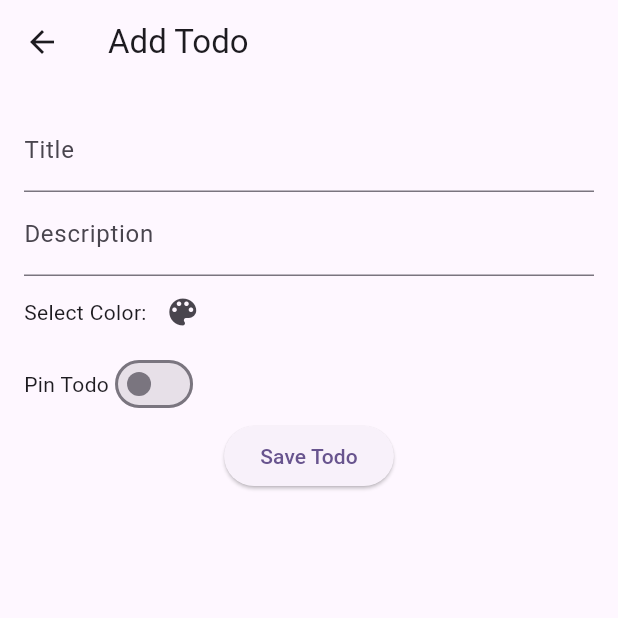
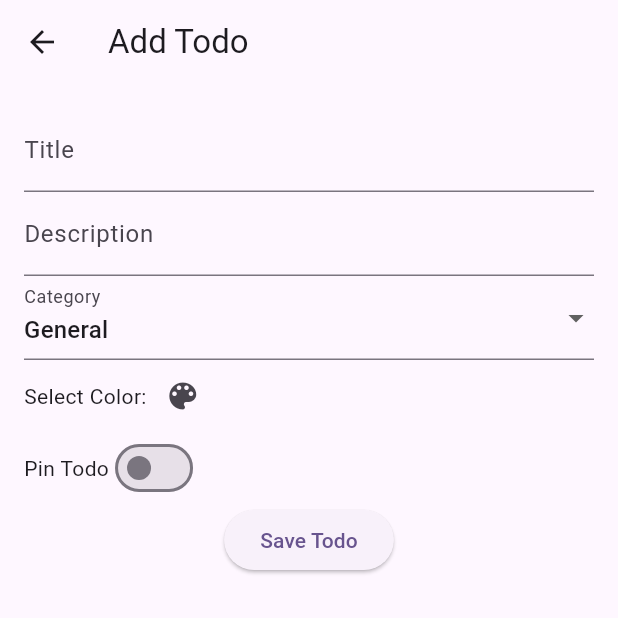
Before and after one commit to biruk-tafese/2f-capital, a Flutter app: the TodosPage screen opened directly, after a tap on the "add" icon, on a phone screen of 412 x 824 dp, the top half of it. Run offline on Flutter 3.47's test engine with Material 3 defaults, Android fonts, the phone set to English and light mode, and no system bars; our stand-ins replace cloud_firestore, firebase_auth, firebase_core, firebase_database, flutter_colorpicker, fluttertoast and 2 more; accounts and stored records are empty.

Commit message:
real time editing

```diff
--- a/todochatapp/lib/features/todo/data/firebase_db.dart
+++ b/todochatapp/lib/features/todo/data/firebase_db.dart
@@ -76,6 +76,7 @@ class FirebaseDB {
           ));
         });
       }
+      print("Fetched todos: $todos"); // Debugging print statement
       return todos;
     });
   }
--- a/todochatapp/lib/features/todo/presentation/add_todo_page.dart
+++ b/todochatapp/lib/features/todo/presentation/add_todo_page.dart
@@ -3,9 +3,12 @@ import 'package:firebase_auth/firebase_auth.dart';
 import 'package:todochatapp/features/todo/data/firebase_db.dart';
 import 'package:flutter_colorpicker/flutter_colorpicker.dart';
 import 'package:firebase_database/firebase_database.dart';
+import 'package:todochatapp/features/todo/data/model/todo_model.dart';
 
 class AddTodoPage extends StatefulWidget {
-  const AddTodoPage({super.key});
+  final TodoModel? todo;
+
+  const AddTodoPage({super.key, this.todo});
 
   @override
   _AddTodoPageState createState() => _AddTodoPageState();
@@ -29,20 +32,29 @@ class _AddTodoPageState extends State<AddTodoPage> {
 
   final DatabaseReference _dbRef =
       FirebaseDatabase.instance.ref('todos'); // Reference to the todos node
-  late Stream<DatabaseEvent> _todosStream;
 
   @override
   void initState() {
     super.initState();
-    _todosStream =
-        _dbRef.onValue; // Set up the stream to listen for value changes
+    if (widget.todo != null) {
+      _titleController.text = widget.todo!.title ?? '';
+      _descriptionController.text = widget.todo!.description ?? '';
+      _imageUrlController.text = widget.todo!.imageUrl ?? '';
+      _categoryController.text = widget.todo!.category ?? '';
+      _typeController.text = widget.todo!.type ?? '';
+      selectedColor = widget.todo!.color ?? Colors.white;
+      isPinned = widget.todo!.isPinned ?? false;
+      checklistItems = widget.todo!.items ?? [];
+      todoType = widget.todo!.type ?? 'note';
+      category = widget.todo!.category ?? 'General';
+    }
   }
 
   @override
   Widget build(BuildContext context) {
     return Scaffold(
       appBar: AppBar(
-        title: Text('Add Todo'),
+        title: Text(widget.todo == null ? 'Add Todo' : 'Edit Todo'),
       ),
       body: Padding(
         padding: const EdgeInsets.all(16.0),
@@ -62,11 +74,22 @@ class _AddTodoPageState extends State<AddTodoPage> {
                       return null;
                     },
                   ),
-                  if (todoType == 'note') // Show description only for notes
+                  if (todoType == 'note') ...[
                     TextFormField(
                       controller: _descriptionController,
                       decoration: InputDecoration(labelText: 'Description'),
                     ),
+                    _buildCategoryDropdown(),
+                  ] else if (todoType == 'image') ...[
+                    TextFormField(
+                      controller: _imageUrlController,
+                      decoration: InputDecoration(labelText: 'Image URL'),
+                    ),
+                    _buildCategoryDropdown(),
+                  ] else if (todoType == 'items') ...[
+                    // Add checklist items input here
+                    _buildCategoryDropdown(),
+                  ],
                   // Color picker for the todo
                   Row(
                     children: [
@@ -94,48 +117,10 @@ class _AddTodoPageState extends State<AddTodoPage> {
                   // Button to save the todo
                   ElevatedButton(
                     onPressed: _saveTodo,
-                    child: Text('Save Todo'),
+                    child:
+                        Text(widget.todo == null ? 'Save Todo' : 'Update Todo'),
                   ),
                 ],
-              ),
-            ),
-            // StreamBuilder to listen for real-time updates
-            Expanded(
-              child: StreamBuilder<DatabaseEvent>(
-                stream: _todosStream,
-                builder: (context, snapshot) {
-                  if (snapshot.connectionState == ConnectionState.waiting) {
-                    return Center(child: CircularProgressIndicator());
-                  }
-                  if (snapshot.hasError) {
-                    return Center(child: Text('Error: ${snapshot.error}'));
-                  }
-
-                  // Get the list of todos from the snapshot
-                  final todosData =
-                      (snapshot.data?.snapshot.value ?? {}) as Map;
-                  final todosList = todosData.entries.map((entry) {
-                    final todo = entry.value;
-                    return ListTile(
-                      title: Text(todo['title'] ?? ''),
-                      subtitle: Column(
-                        crossAxisAlignment: CrossAxisAlignment.start,
-                        children: [
-                          Text(todo['description'] ?? ''),
-                          if (todo['lastEditedBy'] !=
-                              null) // Show last edited user
-                            Text('Last edited by: ${todo['lastEditedBy']}'),
-                          if (todo['lastEditedAt'] !=
-                              null) // Show last edited timestamp
-                            Text('Last edited at: ${todo['lastEditedAt']}'),
-                        ],
-                      ),
-                      tileColor: Color(todo['color'] ?? 0xFFFFFFFF),
-                    );
-                  }).toList();
-
-                  return ListView(children: todosList); // Display the todos
-                },
               ),
             ),
           ],
@@ -144,18 +129,44 @@ class _AddTodoPageState extends State<AddTodoPage> {
     );
   }
 
+  Widget _buildCategoryDropdown() {
+    return DropdownButtonFormField<String>(
+      value: category,
+      decoration: InputDecoration(labelText: 'Category'),
+      items: ['General', 'Work', 'Personal', 'Shopping']
+          .map((category) => DropdownMenuItem(
+                value: category,
+                child: Text(category),
+              ))
+          .toList(),
+      onChanged: (value) {
+        setState(() {
+          category = value ?? 'General';
+        });
+      },
+      validator: (value) {
+        if (value == null || value.isEmpty) {
+          return 'Category cannot be empty';
+        }
+        return null;
+      },
+    );
+  }
+
   Future<void> _pickColor() async {
+    Color tempColor =
+        selectedColor; // Use the current selected color as the initial color
+
     Color? color = await showDialog<Color>(
       context: context,
       builder: (context) {
-        Color tempColor = Colors.white; // Default color
         return AlertDialog(
           title: Text('Select a color'),
           content: SingleChildScrollView(
             child: BlockPicker(
               pickerColor: tempColor,
-              onColorChanged: (color) {
-                tempColor = color;
+              onColorChanged: (newColor) {
+                tempColor = newColor;
               },
             ),
           ),
@@ -211,25 +222,28 @@ class _AddTodoPageState extends State<AddTodoPage> {
       var todoData = {
         'id': user.uid,
         'title': _titleController.text,
-        'description': _descriptionController.text,
+        'description': todoType == 'note' ? _descriptionController.text : '',
         'type': _typeController.text.isEmpty ? todoType : _typeController.text,
         'color': selectedColor.value, // Save color as an int
         'isPinned': isPinned,
-        'category': _categoryController.text.isEmpty
-            ? category
-            : _categoryController.text,
-        'items': checklistItems.map((item) => {'item': item}).toList(),
-        'imageUrl': _imageUrlController.text,
+        'category': category,
+        'items': todoType == 'items'
+            ? checklistItems.map((item) => {'item': item}).toList()
+            : [],
+        'imageUrl': todoType == 'image' ? _imageUrlController.text : '',
         'lastEditedBy': user.email, // Save the email of the last editor
         'lastEditedAt':
             DateTime.now().toIso8601String(), // Save the current timestamp
       };
 
       // Save the todo to the database
-      await _dbRef.child(user.uid).set(todoData);
-
-      // Show result message
-      _showErrorDialog('Todo saved successfully!');
+      if (widget.todo == null) {
+        await _dbRef.child(user.uid).push().set(todoData);
+        _showErrorDialog('Todo saved successfully!');
+      } else {
+        await _dbRef.child(user.uid).child(widget.todo!.id).update(todoData);
+        _showErrorDialog('Todo updated successfully!');
+      }
     }
   }
 }
--- a/todochatapp/lib/features/todo/presentation/todos_page.dart
+++ b/todochatapp/lib/features/todo/presentation/todos_page.dart
@@ -1,3 +1,4 @@
+import 'package:firebase_database/firebase_database.dart';
 import 'package:flutter/material.dart';
 import 'package:todochatapp/features/todo/data/firebase_db.dart';
 import 'package:todochatapp/features/todo/data/model/todo_model.dart';
@@ -13,6 +14,17 @@ class TodosPage extends StatefulWidget {
 class _TodoListScreenState extends State<TodosPage> {
   bool isGridView = false; // Toggle to switch views
   FirebaseDB firebaseDB = FirebaseDB();
+  late DatabaseReference _dbRef;
+  late Stream<DatabaseEvent> todosStream;
+
+  @override
+  void initState() {
+    super.initState();
+    _dbRef =
+        FirebaseDatabase.instance.ref('todos'); // Reference to the todos node
+    todosStream =
+        _dbRef.onValue; // Set up the stream to listen for value changes
+  }
 
   @override
   Widget build(BuildContext context) {
@@ -37,80 +49,49 @@ class _TodoListScreenState extends State<TodosPage> {
           ),
         ],
       ),
-      body: StreamBuilder<List<TodoModel>>(
-        stream: firebaseDB.readTodo(),
+      body: StreamBuilder<DatabaseEvent>(
+        stream: todosStream,
         builder: (context, snapshot) {
           if (snapshot.connectionState == ConnectionState.waiting) {
             return Center(child: CircularProgressIndicator());
           }
-          if (!snapshot.hasData || snapshot.data!.isEmpty) {
-            return Center(child: Text("No todos available."));
+          if (snapshot.hasError) {
+            return Center(child: Text('Error: ${snapshot.error}'));
           }
 
-          final todos = snapshot.data!;
+          // Get the list of todos from the snapshot
+          final todosData = (snapshot.data?.snapshot.value ?? {}) as Map;
+          final todosList = todosData.entries.map((entry) {
+            final todo = entry.value;
+            return ListTile(
+              title: Text(todo['title'] ?? ''),
+              subtitle: Column(
+                crossAxisAlignment: CrossAxisAlignment.start,
+                children: [
+                  Text(todo['description'] ?? ''),
+                  if (todo['lastEditedBy'] != null) // Show last edited user
+                    Text('Last edited by: ${todo['lastEditedBy']}'),
+                  if (todo['lastEditedAt'] !=
+                      null) // Show last edited timestamp
+                    Text('Last edited at: ${todo['lastEditedAt']}'),
+                ],
+              ),
+              tileColor: Color(todo['color'] ?? 0xFFFFFFFF),
+              onTap: () {
+                Navigator.push(
+                  context,
+                  MaterialPageRoute(
+                    builder: (context) =>
+                        AddTodoPage(todo: TodoModel.fromMap(todo)),
+                  ),
+                );
+              },
+            );
+          }).toList();
 
-          return isGridView
-              ? GridView.builder(
-                  gridDelegate: SliverGridDelegateWithFixedCrossAxisCount(
-                    crossAxisCount: 2,
-                    mainAxisSpacing: 8,
-                    crossAxisSpacing: 8,
-                    childAspectRatio: 3 / 2,
-                  ),
-                  itemCount: todos.length,
-                  itemBuilder: (context, index) {
-                    return TodoItemCard(todo: todos[index]);
-                  },
-                )
-              : ListView.builder(
-                  itemCount: todos.length,
-                  itemBuilder: (context, index) {
-                    return TodoItemCard(todo: todos[index]);
-                  },
-                );
+          return ListView(children: todosList); // Display the todos
         },
       ),
     );
   }
 }
-
-class TodoItemCard extends StatelessWidget {
-  final TodoModel todo;
-
-  const TodoItemCard({super.key, required this.todo});
-
-  @override
-  Widget build(BuildContext context) {
-    return Card(
-      color: Color(todo.color.value), // Fallback to white if color is null
-      child: Padding(
-        padding: const EdgeInsets.all(8.0),
-        child: Column(
-          crossAxisAlignment: CrossAxisAlignment.start,
-          children: [
-            Text(
-              todo.title ?? "No Title", // Fallback if title is null
-              style: TextStyle(fontWeight: FontWeight.bold),
-            ),
-            SizedBox(height: 4),
-            Text(todo.description ?? "No Description"),
-            if (todo.type != null) // Show type if not null
-              Text("Type: ${todo.type}"),
-            if (todo.category != null) // Show category if not null
-              Text("Category: ${todo.category}"),
-            if (todo.lastEdited != null) // Show last edited user if not null
-              Text("Last edited by: ${todo.lastEdited}"),
-            if (todo.lastEdited !=
-                null) // Show last edited timestamp if not null
-              Text("Last edited at: ${todo.lastEdited}"),
-            SizedBox(height: 4),
-            if (todo.imageUrl != null) // Show image if URL is not null
-              Image.network(todo.imageUrl!, height: 50, fit: BoxFit.cover),
-            if (todo.isPinned) // Show pin icon if pinned
-              Icon(Icons.push_pin, color: Colors.red),
-          ],
-        ),
-      ),
-    );
-  }
-}
```
